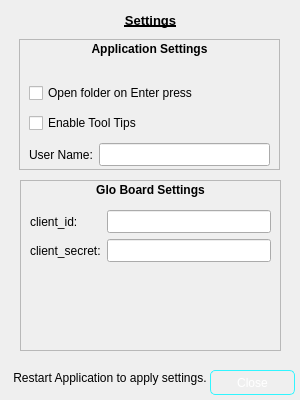
Before: the Qt Designer form WaExport/settingd.ui in qrcline/WAEX_File_Organizer, drawn with Qt 5.
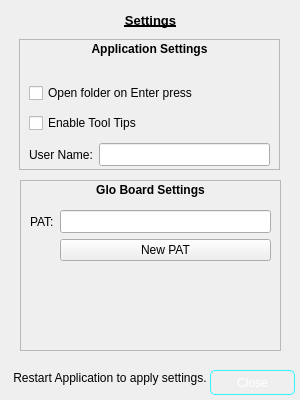
After: the same form once the commit is applied.

```diff
--- a/WaExport/settingd.ui
+++ b/WaExport/settingd.ui
@@ -134,7 +134,7 @@
      <item row="0" column="0">
       <widget class="QLabel" name="label_6">
        <property name="text">
-        <string>client_id:</string>
+        <string>PAT:</string>
        </property>
       </widget>
      </item>
@@ -147,19 +147,10 @@
        </property>
       </widget>
      </item>
-     <item row="1" column="0">
-      <widget class="QLabel" name="label_7">
-       <property name="text">
-        <string>client_secret:</string>
-       </property>
-      </widget>
-     </item>
      <item row="1" column="1">
-      <widget class="QLineEdit" name="lineEdit_3">
-       <property name="font">
-        <font>
-         <pointsize>10</pointsize>
-        </font>
+      <widget class="QPushButton" name="pushButton">
+       <property name="text">
+        <string>New PAT</string>
        </property>
       </widget>
      </item>
```
Left out of the diff: 2 changed lines with no effect on the pictures.
